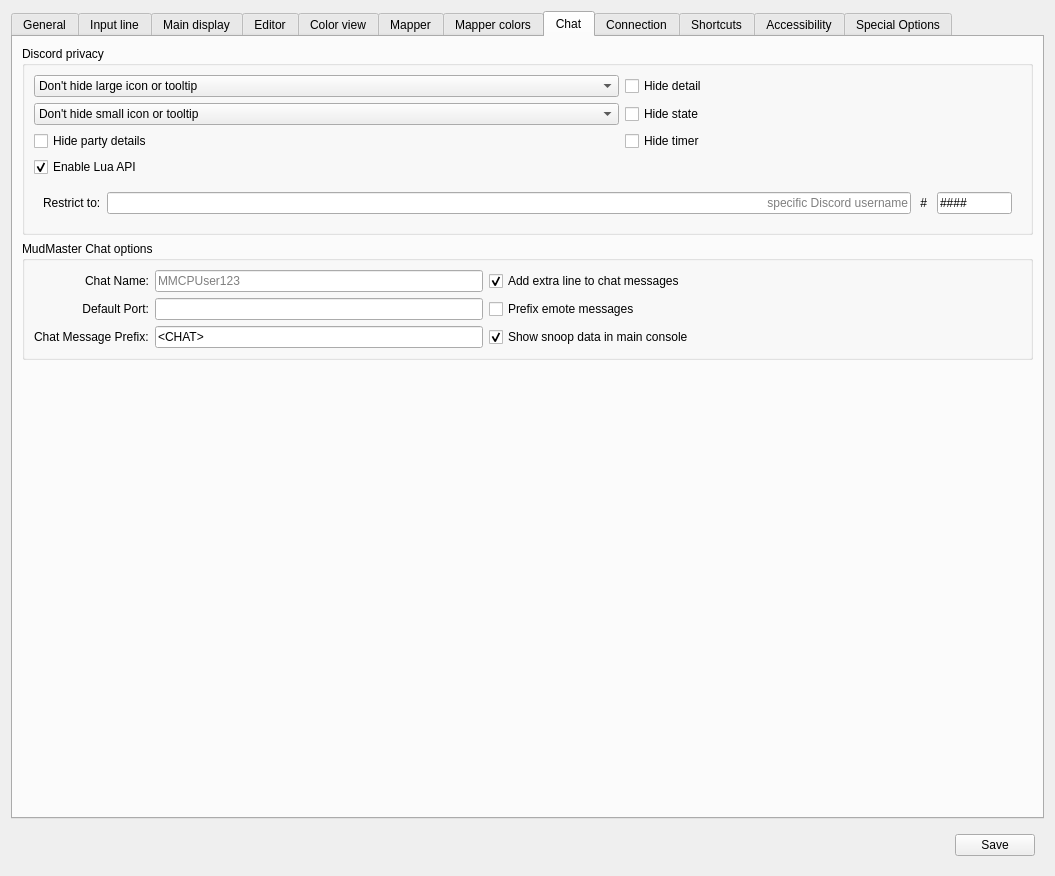
Qt form src/ui/profile_preferences.ui (Mudlet/Mudlet) before a commit.
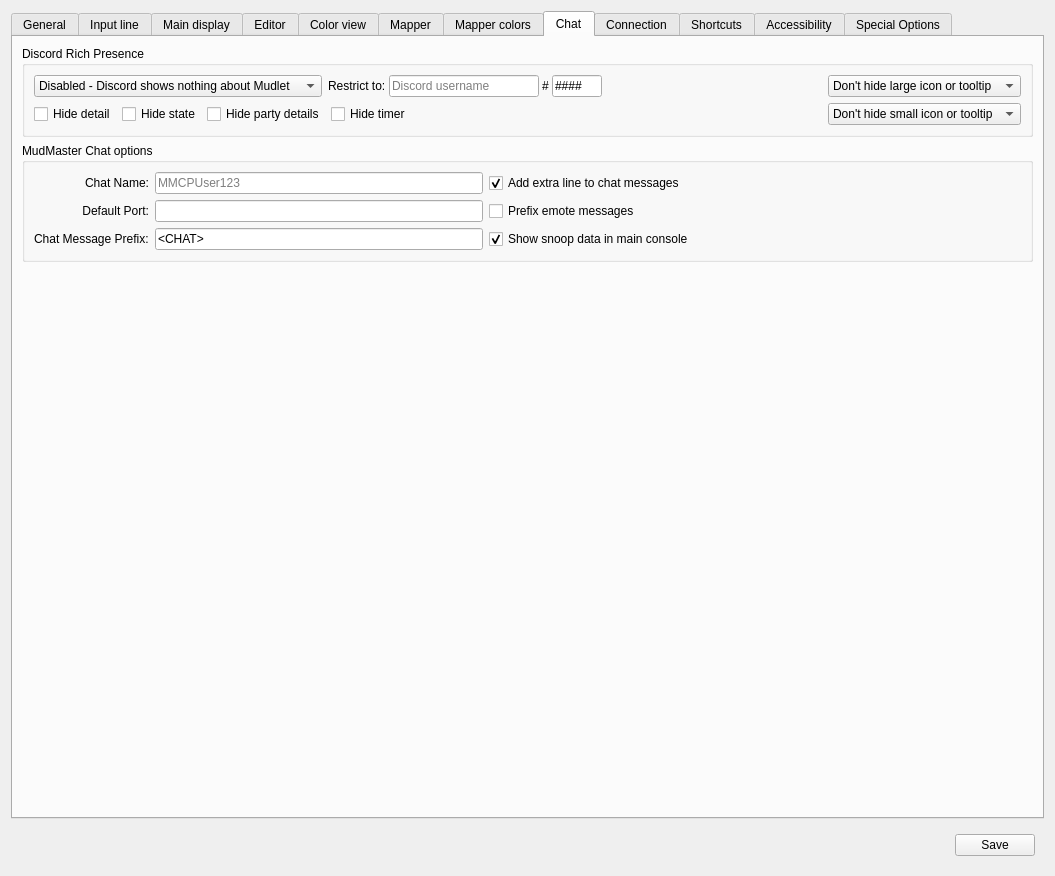
The same form after that commit. The open tabs and pages were chosen to show the change. Icons and pictures are not drawn. Custom widgets are drawn as their Qt base class.

Commit message: Improve: rework Discord Rich Presence into three privacy modes

```diff
--- a/src/ui/profile_preferences.ui
+++ b/src/ui/profile_preferences.ui
@@ -3411,11 +3411,174 @@
        <item>
         <widget class="QGroupBox" name="groupBox_discordPrivacy">
          <property name="title">
-          <string>Discord privacy</string>
+          <string>Discord Rich Presence</string>
          </property>
-         <layout class="QGridLayout" name="gridLayout_groupBox_discordPrivacy" columnstretch="2,1,1,1">
-          <item row="0" column="0" colspan="2">
+         <layout class="QGridLayout" name="gridLayout_groupBox_discordPrivacy">
+          <item row="0" column="0">
+           <layout class="QHBoxLayout">
+            <item>
+             <widget class="QComboBox" name="comboBox_discordMode">
+              <property name="sizePolicy">
+               <sizepolicy hsizetype="Fixed" vsizetype="Fixed">
+                <horstretch>0</horstretch>
+                <verstretch>0</verstretch>
+               </sizepolicy>
+              </property>
+              <property name="sizeAdjustPolicy">
+               <enum>QComboBox::SizeAdjustPolicy::AdjustToContents</enum>
+              </property>
+              <item>
+               <property name="text">
+                <string>Disabled - Discord shows nothing about Mudlet</string>
+               </property>
+              </item>
+              <item>
+               <property name="text">
+                <string>Show Mudlet only - game server stays unaware</string>
+               </property>
+              </item>
+              <item>
+               <property name="text">
+                <string>Show game details - full server integration</string>
+               </property>
+              </item>
+             </widget>
+            </item>
+            <item>
+             <widget class="QWidget" name="widget_discordRestrictTo" native="true">
+              <property name="sizePolicy">
+               <sizepolicy hsizetype="Fixed" vsizetype="Preferred">
+                <horstretch>0</horstretch>
+                <verstretch>0</verstretch>
+               </sizepolicy>
+              </property>
+              <layout class="QHBoxLayout">
+               <property name="leftMargin">
+                <number>0</number>
+               </property>
+               <property name="topMargin">
+                <number>0</number>
+               </property>
+               <property name="rightMargin">
+                <number>0</number>
+               </property>
+               <property name="bottomMargin">
+                <number>0</number>
+               </property>
+               <property name="spacing">
+                <number>3</number>
+               </property>
+               <item>
+                <widget class="QLabel" name="label_discordUserName">
+                 <property name="text">
+                  <string>Restrict to:</string>
+                 </property>
+                 <property name="buddy">
+                  <cstring>lineEdit_discordUserName</cstring>
+                 </property>
+                </widget>
+               </item>
+               <item>
+                <widget class="QLineEdit" name="lineEdit_discordUserName">
+                 <property name="sizePolicy">
+                  <sizepolicy hsizetype="Fixed" vsizetype="Fixed">
+                   <horstretch>0</horstretch>
+                   <verstretch>0</verstretch>
+                  </sizepolicy>
+                 </property>
+                 <property name="minimumSize">
+                  <size>
+                   <width>150</width>
+                   <height>0</height>
+                  </size>
+                 </property>
+                 <property name="toolTip">
+                  <string>&lt;p&gt;Mudlet will only show Rich Presence information while you use this Discord username (useful if you have multiple Discord accounts). Leave empty to show it for any Discord account you log in to.&lt;/p&gt;</string>
+                 </property>
+                 <property name="placeholderText">
+                  <string>Discord username</string>
+                 </property>
+                 <property name="clearButtonEnabled">
+                  <bool>true</bool>
+                 </property>
+                </widget>
+               </item>
+               <item>
+                <widget class="QLabel" name="label_discordUserDiscriminator">
+                 <property name="toolTip">
+                  <string>&lt;p&gt;Mudlet will only show Rich Presence information while you use this Discord username (useful if you have multiple Discord accounts). Leave empty to show it for any Discord account you log in to.&lt;/p&gt;</string>
+                 </property>
+                 <property name="text">
+                  <string notr="true">#</string>
+                 </property>
+                </widget>
+               </item>
+               <item>
+                <widget class="QLineEdit" name="lineEdit_discordUserDiscriminator">
+                 <property name="sizePolicy">
+                  <sizepolicy hsizetype="Fixed" vsizetype="Fixed">
+                   <horstretch>0</horstretch>
+                   <verstretch>0</verstretch>
+                  </sizepolicy>
+                 </property>
+                 <property name="minimumSize">
+                  <size>
+                   <width>50</width>
+                   <height>0</height>
+                  </size>
+                 </property>
+                 <property name="maximumSize">
+                  <size>
+                   <width>50</width>
+                   <height>16777215</height>
+                  </size>
+                 </property>
+                 <property name="toolTip">
+                  <string>&lt;p&gt;Mudlet will only show Rich Presence information while you use this Discord username (useful if you have multiple Discord accounts). Leave empty to show it for any Discord account you log in to.&lt;/p&gt;</string>
+                 </property>
+                 <property name="inputMethodHints">
+                  <set>Qt::InputMethodHint::ImhDigitsOnly</set>
+                 </property>
+                 <property name="inputMask">
+                  <string notr="true">9999;#</string>
+                 </property>
+                 <property name="maxLength">
+                  <number>4</number>
+                 </property>
+                 <property name="clearButtonEnabled">
+                  <bool>true</bool>
+                 </property>
+                </widget>
+               </item>
+              </layout>
+             </widget>
+            </item>
+            <item>
+             <spacer>
+              <property name="orientation">
+               <enum>Qt::Orientation::Horizontal</enum>
+              </property>
+              <property name="sizeHint" stdset="0">
+               <size>
+                <width>20</width>
+                <height>20</height>
+               </size>
+              </property>
+             </spacer>
+            </item>
+           </layout>
+          </item>
+          <item row="0" column="1">
            <widget class="QComboBox" name="comboBox_discordLargeIconPrivacy">
+            <property name="sizeAdjustPolicy">
+             <enum>QComboBox::SizeAdjustPolicy::AdjustToContents</enum>
+            </property>
+            <property name="sizePolicy">
+             <sizepolicy hsizetype="Preferred" vsizetype="Fixed">
+              <horstretch>0</horstretch>
+              <verstretch>0</verstretch>
+             </sizepolicy>
+            </property>
             <item>
              <property name="text">
               <string>Don't hide large icon or tooltip</string>
@@ -3433,15 +3596,59 @@
             </item>
            </widget>
           </item>
-          <item row="0" column="2" colspan="2">
-           <widget class="QCheckBox" name="checkBox_discordServerAccessToDetail">
-            <property name="text">
-             <string>Hide detail</string>
-            </property>
-           </widget>
+          <item row="1" column="0">
+           <layout class="QHBoxLayout">
+            <item>
+             <widget class="QCheckBox" name="checkBox_discordServerAccessToDetail">
+              <property name="text">
+               <string>Hide detail</string>
+              </property>
+             </widget>
+            </item>
+            <item>
+             <widget class="QCheckBox" name="checkBox_discordServerAccessToState">
+              <property name="text">
+               <string>Hide state</string>
+              </property>
+             </widget>
+            </item>
+            <item>
+             <widget class="QCheckBox" name="checkBox_discordServerAccessToPartyInfo">
+              <property name="text">
+               <string>Hide party details</string>
+              </property>
+             </widget>
+            </item>
+            <item>
+             <widget class="QCheckBox" name="checkBox_discordServerAccessToTimerInfo">
+              <property name="text">
+               <string>Hide timer</string>
+              </property>
+             </widget>
+            </item>
+            <item>
+             <spacer>
+              <property name="orientation">
+               <enum>Qt::Orientation::Horizontal</enum>
+              </property>
+              <property name="sizeHint" stdset="0">
+               <size>
+                <width>20</width>
+                <height>20</height>
+               </size>
+              </property>
+             </spacer>
+            </item>
+           </layout>
           </item>
-          <item row="1" column="0" colspan="2">
+          <item row="1" column="1">
            <widget class="QComboBox" name="comboBox_discordSmallIconPrivacy">
+            <property name="sizePolicy">
+             <sizepolicy hsizetype="Preferred" vsizetype="Fixed">
+              <horstretch>0</horstretch>
+              <verstretch>0</verstretch>
+             </sizepolicy>
+            </property>
             <item>
              <property name="text">
               <string>Don't hide small icon or tooltip</string>
@@ -3459,113 +3666,6 @@
             </item>
            </widget>
           </item>
-          <item row="1" column="2" colspan="2">
-           <widget class="QCheckBox" name="checkBox_discordServerAccessToState">
-            <property name="text">
-             <string>Hide state</string>
-            </property>
-           </widget>
-          </item>
-          <item row="2" column="0" colspan="2">
-           <widget class="QCheckBox" name="checkBox_discordServerAccessToPartyInfo">
-            <property name="text">
-             <string>Hide party details</string>
-            </property>
-           </widget>
-          </item>
-          <item row="2" column="2" colspan="2">
-           <widget class="QCheckBox" name="checkBox_discordServerAccessToTimerInfo">
-            <property name="text">
-             <string>Hide timer</string>
-            </property>
-           </widget>
-          </item>
-          <item row="3" column="0" colspan="3">
-           <widget class="QCheckBox" name="checkBox_discordLuaAPI">
-            <property name="toolTip">
-             <string>&lt;p&gt;Allow Lua to set Discord status.&lt;/p&gt;</string>
-            </property>
-            <property name="text">
-             <string>Enable Lua API</string>
-            </property>
-            <property name="checked">
-             <bool>true</bool>
-            </property>
-           </widget>
-          </item>
-          <item row="4" column="0" colspan="4">
-           <widget class="QWidget" name="widget_discordUser" native="true">
-            <property name="enabled">
-             <bool>true</bool>
-            </property>
-            <property name="toolTip">
-             <string>&lt;p&gt;Mudlet will only show Rich Presence information while you use this Discord username (useful if you have multiple Discord accounts). Leave empty to show it for any Discord account you log in to.&lt;/p&gt;</string>
-            </property>
-            <layout class="QHBoxLayout" name="horizontalLayout_widget_discordUser">
-             <item>
-              <widget class="QLabel" name="label_discordUserName">
-               <property name="text">
-                <string>Restrict to:</string>
-               </property>
-               <property name="buddy">
-                <cstring>lineEdit_discordUserName</cstring>
-               </property>
-              </widget>
-             </item>
-             <item>
-              <widget class="QLineEdit" name="lineEdit_discordUserName">
-               <property name="toolTip">
-                <string>&lt;p&gt;Mudlet will only show Rich Presence information while you use this Discord username (useful if you have multiple Discord accounts). Leave empty to show it for any Discord account you log in to.&lt;/p&gt;</string>
-               </property>
-               <property name="alignment">
-                <set>Qt::AlignmentFlag::AlignRight|Qt::AlignmentFlag::AlignTrailing|Qt::AlignmentFlag::AlignVCenter</set>
-               </property>
-               <property name="placeholderText">
-                <string>specific Discord username</string>
-               </property>
-               <property name="clearButtonEnabled">
-                <bool>true</bool>
-               </property>
-              </widget>
-             </item>
-             <item>
-              <widget class="QLabel" name="label_discordUserDiscriminator">
-               <property name="toolTip">
-                <string>&lt;p&gt;Mudlet will only show Rich Presence information while you use this Discord username (useful if you have multiple Discord accounts). Leave empty to show it for any Discord account you log in to.&lt;/p&gt;</string>
-               </property>
-               <property name="text">
-                <string notr="true"> # </string>
-               </property>
-              </widget>
-             </item>
-             <item>
-              <widget class="QLineEdit" name="lineEdit_discordUserDiscriminator">
-               <property name="maximumSize">
-                <size>
-                 <width>75</width>
-                 <height>16777215</height>
-                </size>
-               </property>
-               <property name="toolTip">
-                <string>&lt;p&gt;Mudlet will only show Rich Presence information while you use this Discord username (useful if you have multiple Discord accounts). Leave empty to show it for any Discord account you log in to.&lt;/p&gt;</string>
-               </property>
-               <property name="inputMethodHints">
-                <set>Qt::InputMethodHint::ImhDigitsOnly</set>
-               </property>
-               <property name="inputMask">
-                <string notr="true">9999;#</string>
-               </property>
-               <property name="maxLength">
-                <number>4</number>
-               </property>
-               <property name="clearButtonEnabled">
-                <bool>true</bool>
-               </property>
-              </widget>
-             </item>
-            </layout>
-           </widget>
-          </item>
          </layout>
         </widget>
        </item>
```
Left out of the diff: 1 changed line with no effect on the pictures. The commit also changes 15 other files.
